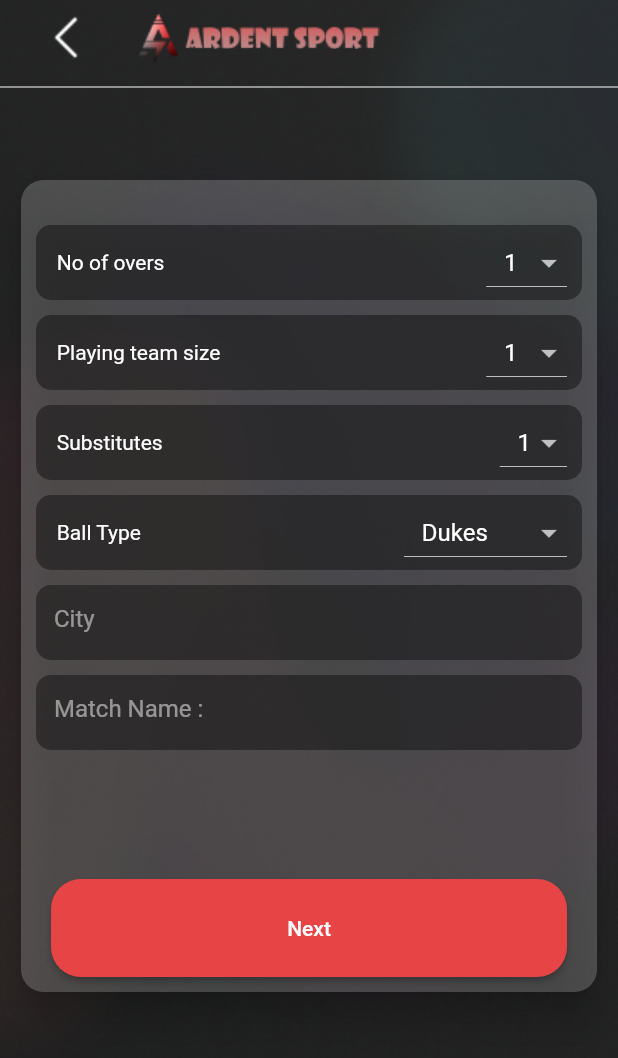
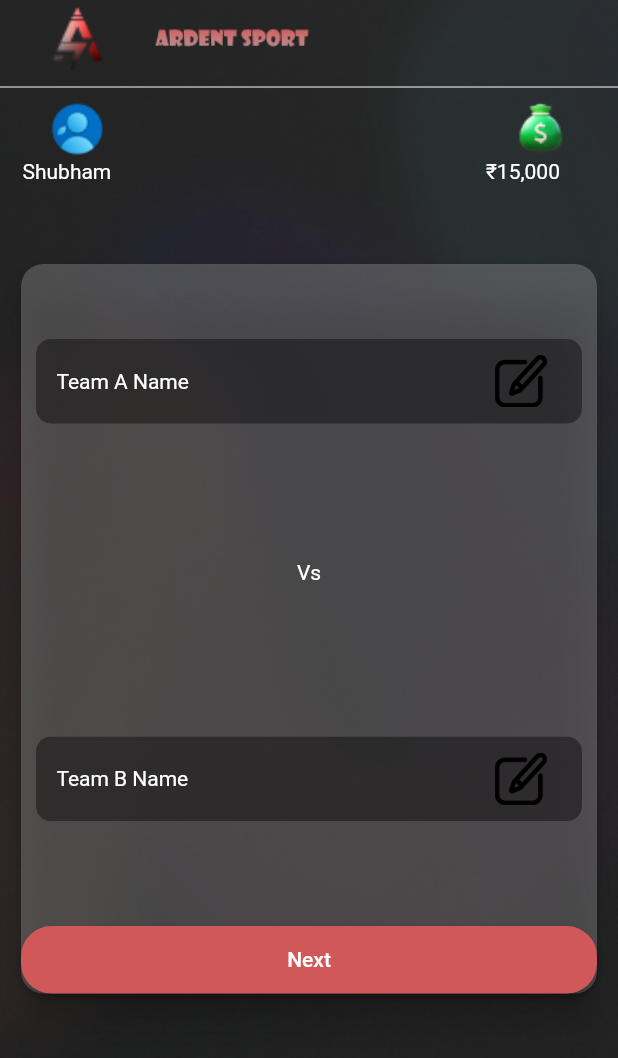
Before and after one commit to RishiPratap/SportsEventManagement, a Flutter app: the screen it shows after launch, on a phone screen of 412 x 824 dp. Shown: the top 1058 px of the screen. Run offline on Flutter 3.47's test engine with Material 2 defaults, Android fonts, the phone set to English and light mode, and no system bars; our stand-ins replace flutter_spinkit, page_transition, socket_io_client; missing offline and left inert: dart:ffi, flutter_stripe.

Commit message:
Initial Commit

```diff
--- /dev/null
+++ b/lib/CricketTeamDetailsInput.dart
@@ -0,0 +1,241 @@
+import 'package:flutter/cupertino.dart';
+import 'package:flutter/material.dart';
+
+class CricketTeamDetasilsInput extends StatefulWidget {
+  const CricketTeamDetasilsInput({Key? key}) : super(key: key);
+
+  @override
+  State<CricketTeamDetasilsInput> createState() =>
+      _CricketTeamDetasilsInputState();
+}
+
+class _CricketTeamDetasilsInputState extends State<CricketTeamDetasilsInput> {
+  @override
+  Widget build(BuildContext context) {
+    return Scaffold(
+      resizeToAvoidBottomInset: false,
+      body: SafeArea(
+        child: Container(
+          width: double.infinity,
+          height: double.infinity,
+          decoration: BoxDecoration(
+            image: DecorationImage(
+                image: AssetImage("assets/Homepage.png"), fit: BoxFit.cover),
+          ),
+          child: Column(
+            children: [
+              Row(
+                children: [
+                  Expanded(
+                    flex: 1,
+                    child: Container(
+                      width: 90,
+                      height: 50,
+                      decoration: BoxDecoration(
+                          image: DecorationImage(
+                              image: AssetImage("assets/AARDENT_LOGO.png"),
+                              fit: BoxFit.cover)),
+                    ),
+                  ),
+                  Expanded(
+                    flex: 1,
+                    child: Container(
+                      width: 130,
+                      height: 40,
+                      decoration: BoxDecoration(
+                          image: DecorationImage(
+                              image: AssetImage("assets/Ardent_Sport_Text.png"),
+                              fit: BoxFit.fitWidth)),
+                    ),
+                  ),
+                  Expanded(
+                    flex: 2,
+                    child: Container(
+                      width: double.infinity,
+                    ),
+                  ),
+                ],
+              ),
+              Divider(
+                color: Colors.white,
+              ),
+              Row(
+                children: [
+                  Expanded(
+                    flex: 1,
+                    child: Container(
+                      width: 40,
+                      height: 40,
+                      decoration: BoxDecoration(
+                          image: DecorationImage(
+                              image: AssetImage("assets/Profile_Image.png"),
+                              fit: BoxFit.fitHeight)),
+                    ),
+                  ),
+                  Expanded(
+                    flex: 2,
+                    child: Container(
+                      width: double.infinity,
+                    ),
+                  ),
+                  Expanded(
+                    flex: 1,
+                    child: Container(
+                      width: 40,
+                      height: 40,
+                      decoration: BoxDecoration(
+                          image: DecorationImage(
+                              image: AssetImage("assets/money_bag.png"),
+                              fit: BoxFit.fitHeight)),
+                    ),
+                  ),
+                ],
+              ),
+              Row(
+                children: [
+                  Expanded(
+                    flex: 1,
+                    child: Container(
+                      margin: EdgeInsets.only(left: 15),
+                      child: Text("Shubham"),
+                    ),
+                  ),
+                  Expanded(
+                    flex: 2,
+                    child: Container(
+                      width: double.infinity,
+                    ),
+                  ),
+                  Expanded(
+                    flex: 1,
+                    child: Container(
+                      margin: EdgeInsets.only(left: 15.0),
+                      child: Text("₹15,000"),
+                    ),
+                  ),
+                ],
+              ),
+              Container(
+                width: MediaQuery.of(context).size.width,
+                height: MediaQuery.of(context).size.height -
+                    MediaQuery.of(context).size.height / 2.5,
+                margin: EdgeInsets.fromLTRB(10, 50, 10, 10),
+                child: Card(
+                  elevation: 10,
+                  shape: RoundedRectangleBorder(
+                      borderRadius: BorderRadius.circular(15.0)),
+                  color: Colors.white.withOpacity(0.2),
+                  child: Column(
+                    children: [
+                      SizedBox(
+                        height: 40,
+                      ),
+                      Expanded(
+                        flex: 2,
+                        child: Container(
+                          width: MediaQuery.of(context).size.width,
+                          height: 50,
+                          margin: EdgeInsets.fromLTRB(10, 10, 10, 0),
+                          decoration: BoxDecoration(
+                              borderRadius: BorderRadius.circular(10),
+                              color: Colors.black.withOpacity(0.4)),
+                          child: Row(
+                            children: [
+                              Expanded(
+                                flex: 1,
+                                child: Text("    Team A Name"),
+                              ),
+                              Expanded(
+                                  flex: 1,
+                                  child: Container(
+                                    width: double.infinity,
+                                  )),
+                              Expanded(
+                                flex: 1,
+                                child: Container(
+                                  width: 42,
+                                  height: 35,
+                                  margin: EdgeInsets.fromLTRB(40, 0, 0, 0),
+                                  child: FlatButton(
+                                    onPressed: () {},
+                                    child: Image.asset(
+                                      "assets/edit_button.png",
+                                      fit: BoxFit.fitHeight,
+                                    ),
+                                  ),
+                                ),
+                              )
+                            ],
+                          ),
+                        ),
+                      ),
+                      Expanded(
+                        flex: 6,
+                        child: Center(
+                          child: Text("Vs"),
+                        ),
+                      ),
+                      Expanded(
+                        flex: 2,
+                        child: Container(
+                          width: MediaQuery.of(context).size.width,
+                          height: 50,
+                          margin: EdgeInsets.fromLTRB(10, 10, 10, 0),
+                          decoration: BoxDecoration(
+                              borderRadius: BorderRadius.circular(10),
+                              color: Colors.black.withOpacity(0.4)),
+                          child: Row(
+                            children: [
+                              Expanded(
+                                flex: 1,
+                                child: Text("    Team B Name"),
+                              ),
+                              Expanded(
+                                  flex: 1,
+                                  child: Container(
+                                    width: double.infinity,
+                                  )),
+                              Expanded(
+                                flex: 1,
+                                child: Container(
+                                  width: 42,
+                                  height: 35,
+                                  margin: EdgeInsets.fromLTRB(40, 0, 0, 0),
+                                  child: FlatButton(
+                                    onPressed: () {},
+                                    child: Image.asset(
+                                      "assets/edit_button.png",
+                                      fit: BoxFit.fitHeight,
+                                    ),
+                                  ),
+                                ),
+                              )
+                            ],
+                          ),
+                        ),
+                      ),
+                      SizedBox(
+                        height: 70,
+                      ),
+                      Container(
+                        width: MediaQuery.of(context).size.width,
+                        height: 45,
+                        child: RaisedButton(
+                          onPressed: () {},
+                          child: Text("Next"),
+                          color: Color(0xffD15858),
+                          shape: RoundedRectangleBorder(
+                              borderRadius: BorderRadius.circular(20)),
+                        ),
+                      )
+                    ],
+                  ),
+                ),
+              )
+            ],
+          ),
+        ),
+      ),
+    );
+  }
+}
--- a/lib/main.dart
+++ b/lib/main.dart
@@ -1,6 +1,7 @@
 import 'package:ardent_sports/BadmintonSpotSelection.dart';
 import 'package:ardent_sports/CricketMatchDetailsInput.dart';
 import 'package:ardent_sports/CricketScore.dart';
+import 'package:ardent_sports/CricketTeamDetailsInput.dart';
 import 'package:ardent_sports/Home.dart';
 import 'package:ardent_sports/LiveMaintainer.dart';
 import 'package:ardent_sports/Menu.dart';
@@ -30,6 +31,6 @@
         title: 'User Details App',
         debugShowCheckedModeBanner: false,
         theme: ThemeData.dark(),
-        home: CricketMatchDetailsInput());
+        home: CricketTeamDetasilsInput());
   }
 }
```
